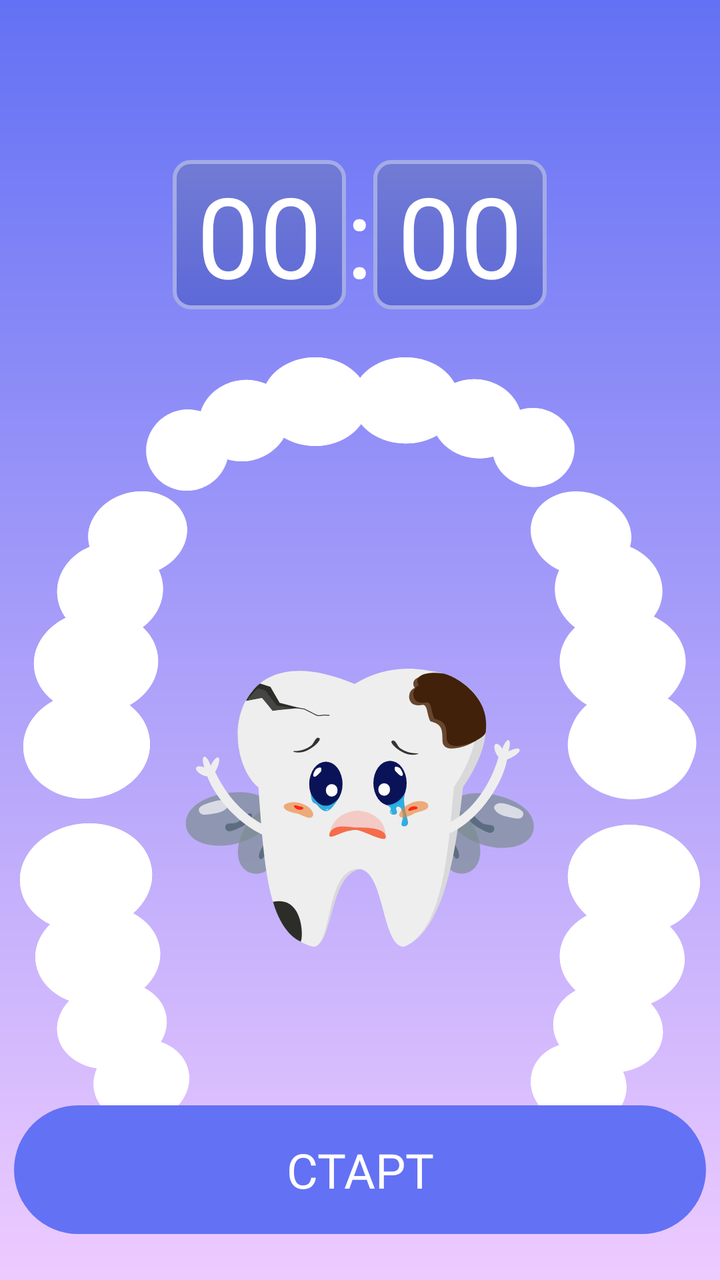
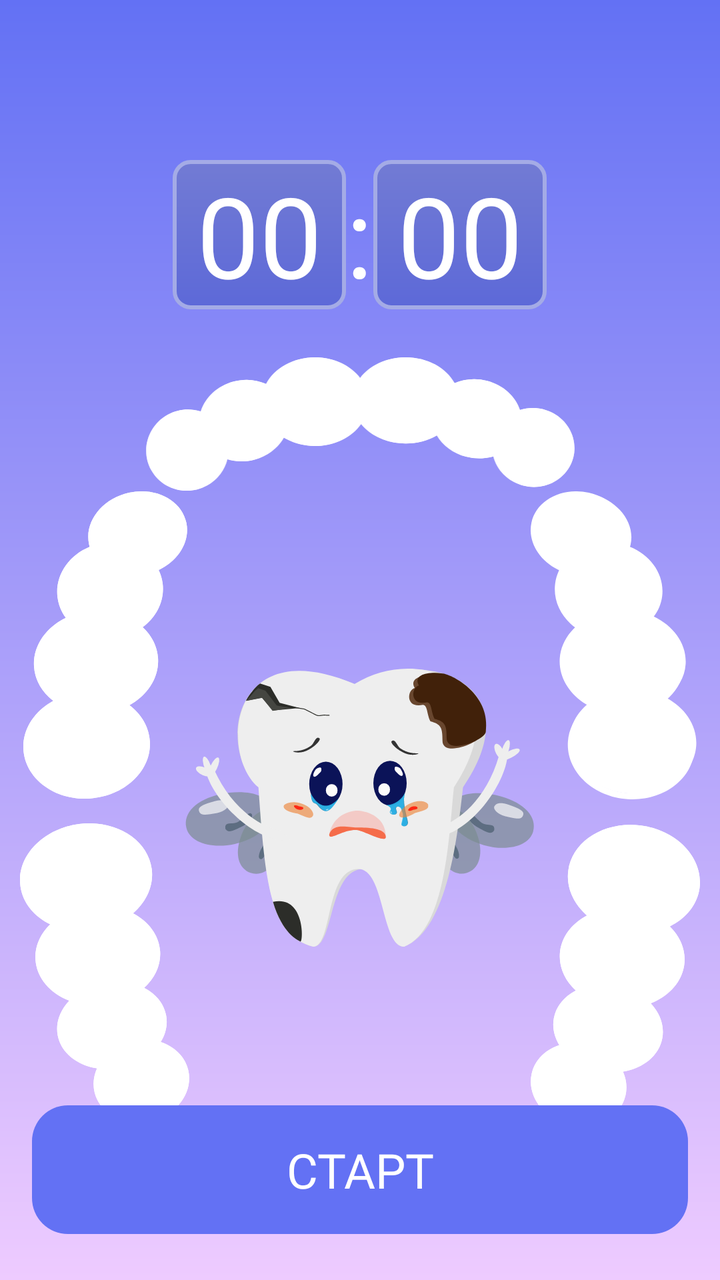

An Android layout rendered at two revisions. The XML below is the earlier revision; the diff shows what the commit changed to produce the second picture.
<!-- AndroidManifest.xml: application theme Theme.Usmeshka_Groovy -->
<!-- res/layout/timer_fragment.xml -->
<?xml version="1.0" encoding="utf-8"?>
<androidx.constraintlayout.widget.ConstraintLayout xmlns:android="http://schemas.android.com/apk/res/android"
    xmlns:app="http://schemas.android.com/apk/res-auto"
    xmlns:tools="http://schemas.android.com/tools"
    android:layout_width="match_parent"
    android:layout_height="match_parent"
    android:background="@drawable/gradient_for_background"
    tools:context=".ui.home.TimerFragment">

    <LinearLayout
        android:id="@+id/timer"
        android:layout_width="match_parent"
        android:layout_height="wrap_content"
        android:layout_marginTop="80dp"
        android:gravity="center"
        android:orientation="horizontal"
        app:layout_constraintTop_toTopOf="parent">

        <TextView
            android:id = "@+id/time_mins"
            android:layout_width="wrap_content"
            android:layout_height="wrap_content"
            android:background="@drawable/gradient_for_timer"
            android:fontFamily="@font/roboto_medium"
            android:gravity="center_horizontal"
            android:paddingHorizontal="12dp"
            android:text="00"
            android:textColor="@color/white"
            android:textSize="56sp"
            tools:ignore="MissingConstraints" />

        <TextView
            android:layout_width="wrap_content"
            android:layout_height="wrap_content"
            android:fontFamily="@font/roboto_bold"
            android:gravity="center_horizontal"
            android:text=":"
            android:textColor="@color/white"
            android:textSize="56sp"
            tools:ignore="MissingConstraints" />

        <TextView
            android:id = "@+id/time_sec"
            android:layout_width="wrap_content"
            android:layout_height="wrap_content"
            android:background="@drawable/gradient_for_timer"
            android:fontFamily="@font/roboto_medium"
            android:gravity="center_horizontal"
            android:paddingHorizontal="12dp"
            android:text="00"
            android:textColor="@color/white"
            android:textSize="56sp"
            tools:ignore="MissingConstraints" />

    </LinearLayout>


    <androidx.constraintlayout.widget.ConstraintLayout
        android:id="@+id/teeth_container"
        android:layout_width="wrap_content"
        android:layout_height="wrap_content"
        android:layout_marginTop="24dp"
        app:layout_constraintEnd_toEndOf="parent"
        app:layout_constraintStart_toStartOf="parent"
        app:layout_constraintTop_toBottomOf="@id/timer">


        <FrameLayout
            android:id="@+id/top_t"
            android:layout_width="wrap_content"
            android:layout_height="wrap_content"
            app:layout_constraintEnd_toEndOf="parent"
            app:layout_constraintStart_toStartOf="parent"
            app:layout_constraintTop_toTopOf="parent">

            <ImageView
                android:id="@+id/top_cleaning"
                android:layout_width="217dp"
                android:layout_height="67dp"
                android:src="@drawable/union" />

            <ImageView
                android:id="@+id/top_empty"
                android:layout_width="217dp"
                android:layout_height="67dp"
                android:src="@drawable/union__stroke_0" />
        </FrameLayout>

        <FrameLayout
            android:id="@+id/left"
            android:layout_width="wrap_content"
            android:layout_height="wrap_content"
            app:layout_constraintEnd_toStartOf="@id/right"
            app:layout_constraintStart_toStartOf="parent"
            app:layout_constraintTop_toBottomOf="@id/top_t">

            <ImageView
                android:id="@+id/left_cleaning"
                android:layout_width="wrap_content"
                android:layout_height="wrap_content"
                android:layout_marginRight="170dp"
                android:src="@drawable/union_3" />

            <ImageView
                android:id="@+id/left_empty"
                android:layout_width="wrap_content"
                android:layout_height="wrap_content"
                android:layout_marginRight="170dp"
                android:src="@drawable/union__stroke__2" />
        </FrameLayout>


        <FrameLayout
            android:id="@+id/right"
            android:layout_width="wrap_content"
            android:layout_height="wrap_content"
            app:layout_constraintEnd_toEndOf="parent"
            app:layout_constraintStart_toEndOf="@id/left"
            app:layout_constraintTop_toBottomOf="@id/top_t">

            <ImageView
                android:id="@+id/right_cleaning"
                android:layout_width="wrap_content"
                android:layout_height="wrap_content"
                android:src="@drawable/union_1" />

            <ImageView
                android:id="@+id/right_empty"
                android:layout_width="wrap_content"
                android:layout_height="wrap_content"
                android:src="@drawable/union__stroke__3" />
        </FrameLayout>

        <FrameLayout
            android:id="@+id/d_left"
            android:layout_width="wrap_content"
            android:layout_height="wrap_content"
            app:layout_constraintEnd_toStartOf="@id/d_right"
            app:layout_constraintStart_toStartOf="parent"
            app:layout_constraintTop_toBottomOf="@id/left">

            <ImageView
                android:id="@+id/d_left_cleaning"
                android:layout_width="wrap_content"
                android:layout_height="wrap_content"
                android:layout_marginTop="12dp"
                android:layout_marginRight="170dp"
                android:src="@drawable/union_4" />

            <ImageView
                android:id="@+id/d_left_empty"
                android:layout_width="wrap_content"
                android:layout_height="wrap_content"
                android:layout_marginTop="12dp"
                android:layout_marginRight="170dp"
                android:src="@drawable/union__stroke__4" />

        </FrameLayout>

        <FrameLayout
            android:id="@+id/d_right"
            android:layout_width="wrap_content"
            android:layout_height="wrap_content"
            app:layout_constraintEnd_toEndOf="parent"
            app:layout_constraintStart_toEndOf="@id/d_left"
            app:layout_constraintTop_toBottomOf="@id/right">

            <ImageView
                android:id="@+id/d_right_cleaning"
                android:layout_width="wrap_content"
                android:layout_height="wrap_content"
                android:layout_marginTop="12dp"
                android:src="@drawable/union_2" />

            <ImageView
                android:id="@+id/d_right_empty"
                android:layout_width="wrap_content"
                android:layout_height="wrap_content"
                android:layout_marginTop="12dp"
                android:src="@drawable/union__stroke__1" />

        </FrameLayout>


        <FrameLayout
            android:id="@+id/down"
            android:layout_width="wrap_content"
            android:layout_height="wrap_content"
            app:layout_constraintBottom_toBottomOf="parent"
            app:layout_constraintEnd_toEndOf="parent"
            app:layout_constraintStart_toStartOf="parent"
            app:layout_constraintTop_toBottomOf="@id/d_left">

            <ImageView
                android:id="@+id/down_cleaning"
                android:layout_width="wrap_content"
                android:layout_height="wrap_content"
                android:src="@drawable/union_5" />

            <ImageView
                android:id="@+id/down_empty"
                android:layout_width="wrap_content"
                android:layout_height="wrap_content"
                android:src="@drawable/union__stroke__5" />
        </FrameLayout>


        <ImageView
            android:id="@+id/durty_tooth"
            android:layout_width="wrap_content"
            android:layout_height="wrap_content"
            android:src="@drawable/stomic_dirty"
            app:layout_constraintBottom_toTopOf="@id/down"
            app:layout_constraintEnd_toEndOf="parent"
            app:layout_constraintStart_toStartOf="parent"
            app:layout_constraintTop_toBottomOf="@id/top_t"
            tools:layout_editor_absoluteX="89dp"
            tools:layout_editor_absoluteY="180dp" />

    </androidx.constraintlayout.widget.ConstraintLayout>


    <Button
        android:id="@+id/button_start_cleaning"
        style="@style/ButtonStart"
        android:layout_marginBottom="23dp"
        android:text="@string/start"
        app:layout_constraintBottom_toBottomOf="parent"
        app:layout_constraintEnd_toEndOf="parent"
        app:layout_constraintStart_toStartOf="parent" />

</androidx.constraintlayout.widget.ConstraintLayout>
<!-- resources referenced by this layout -->
<resources>
  <color name="white">#FFFFFFFF</color>
  <!-- drawable gradient_for_background (drawable) -->
  <?xml version="1.0" encoding="utf-8"?>
  <shape xmlns:android="http://schemas.android.com/apk/res/android">
  <gradient
      android:startColor="@color/blue_top"
      android:endColor="@color/purpule_bottom"
      android:angle="145"
  />
  </shape>
  <!-- drawable gradient_for_timer (drawable) -->
  <?xml version="1.0" encoding="utf-8"?>
  <shape xmlns:tools="http://schemas.android.com/tools"
      xmlns:android="http://schemas.android.com/apk/res/android"
      tools:ignore="MissingDefaultResource">
      <gradient
          android:angle="-30"
          android:endColor="#5d69d8"
          android:startColor="#727bd4" />
      <corners android:radius="8dp" />
      <stroke
          android:width="2dp"
          android:color="#a4abe6" />
  </shape>
  <!-- drawable union_4 (drawable) -->
  <vector xmlns:android="http://schemas.android.com/apk/res/android"
      android:width="85dp"
      android:height="150dp"
      android:viewportWidth="85"
      android:viewportHeight="150">
    <path
        android:pathData="M15.11,50.46C7.03,46.53 1.3,39.68 0.19,31.3C-1.75,16.57 11.37,2.71 29.51,0.34C47.64,-2.02 63.92,8.02 65.87,22.75C66.97,31.09 63.25,39.15 56.52,45C64.23,49.05 69.5,55.87 70.06,63.92C70.54,70.85 67.45,77.36 62.06,82.27C67.84,85.24 71.98,90.1 73.08,96.1C73.93,100.71 72.86,105.31 70.35,109.37C77.14,111.56 82.44,116.54 84.09,123.22C86.8,134.25 78.52,145.73 65.6,148.86C52.68,151.99 40.01,145.59 37.3,134.57C36.29,130.46 36.8,126.3 38.51,122.52C28.41,120.9 20.43,114.61 18.83,105.9C17.7,99.71 20.02,93.53 24.64,88.66C15.13,84.97 8.38,77.38 7.74,68.22C7.28,61.56 10.11,55.3 15.11,50.46Z"
        android:fillColor="#ffffff"/>
  </vector>
  <string name="start">Старт</string>
  <style name="ButtonStart">
          <item name="android:layout_width">wrap_content</item>
          <item name="android:layout_height">wrap_content</item>
          <item name="android:fontFamily">@font/roboto_bold</item>
          <item name="cornerRadius">54dp</item>
          <item name="android:textColor">@color/white</item>
          <item name="android:backgroundTint">@color/blue_top</item>
          <item name="android:textSize">24sp</item>
          <item name="android:layout_gravity">center_horizontal</item>
          <item name="android:layout_marginBottom">16dp</item>
          <item name="android:background">@drawable/rounded_corners</item>
          <item name="android:paddingHorizontal">136dp</item>
          <item name="android:paddingVertical">16dp</item>
      </style>
  <style name="Theme.Usmeshka_Groovy" parent="Theme.AppCompat.DayNight.NoActionBar" />
  <color name="blue_top">#6371F4</color>
  <color name="purpule_bottom">#EECBFF</color>
  <!-- drawable rounded_corners (drawable) -->
  <?xml version="1.0" encoding="utf-8"?>
  <shape xmlns:android="http://schemas.android.com/apk/res/android"
      android:shape="rectangle">
      <corners android:radius="54dp" />
  </shape>
  <!-- unchanged entries left out for length: 12 -->
</resources>

<!-- the commit's change to res/layout/timer_fragment.xml (unified diff, before → after) -->
@@ -5,7 +5,7 @@
     android:layout_width="match_parent"
     android:layout_height="match_parent"
     android:background="@drawable/gradient_for_background"
-    tools:context=".ui.home.TimerFragment">
+    >
 
     <LinearLayout
         android:id="@+id/timer"
<!-- resource entries referenced after the edit -->
@@ -36,7 +36,7 @@
   </vector>
   <string name="start">Старт</string>
   <style name="ButtonStart">
-          <item name="android:layout_width">wrap_content</item>
+          <item name="android:layout_width">match_parent</item>
           <item name="android:layout_height">wrap_content</item>
           <item name="android:fontFamily">@font/roboto_bold</item>
           <item name="cornerRadius">54dp</item>
@@ -46,18 +46,29 @@
           <item name="android:layout_gravity">center_horizontal</item>
           <item name="android:layout_marginBottom">16dp</item>
           <item name="android:background">@drawable/rounded_corners</item>
-          <item name="android:paddingHorizontal">136dp</item>
+          <item name="android:layout_marginHorizontal">16dp</item>
+  
           <item name="android:paddingVertical">16dp</item>
       </style>
-  <style name="Theme.Usmeshka_Groovy" parent="Theme.AppCompat.DayNight.NoActionBar" />
+  <style name="Theme.Usmeshka_Groovy" parent="Base.Theme.TestAppShop" />
   <color name="blue_top">#6371F4</color>
   <color name="purpule_bottom">#EECBFF</color>
   <!-- drawable rounded_corners (drawable) -->
   <?xml version="1.0" encoding="utf-8"?>
   <shape xmlns:android="http://schemas.android.com/apk/res/android"
       android:shape="rectangle">
-      <corners android:radius="54dp" />
+      <corners android:radius="18dp" />
   </shape>
+  <style name="Base.Theme.TestAppShop" parent="Theme.MaterialComponents.DayNight.NoActionBar.Bridge">
+          <item name="colorPrimary">@color/blue_top</item>
+          <item name="android:windowFullscreen">false</item>
+          <item name="android:windowContentOverlay">@null</item>
+          <item name="android:fitsSystemWindows">true</item>
+          <item name="android:actionBarStyle">@style/MyActionBar</item>
+      </style>
+  <style name="MyActionBar" parent="@android:style/Widget.Holo.Light.ActionBar">
+          <item name="android:background">@color/blue_top</item>
+      </style>
   <!-- unchanged entries left out for length: 12 -->
 </resources>
 
